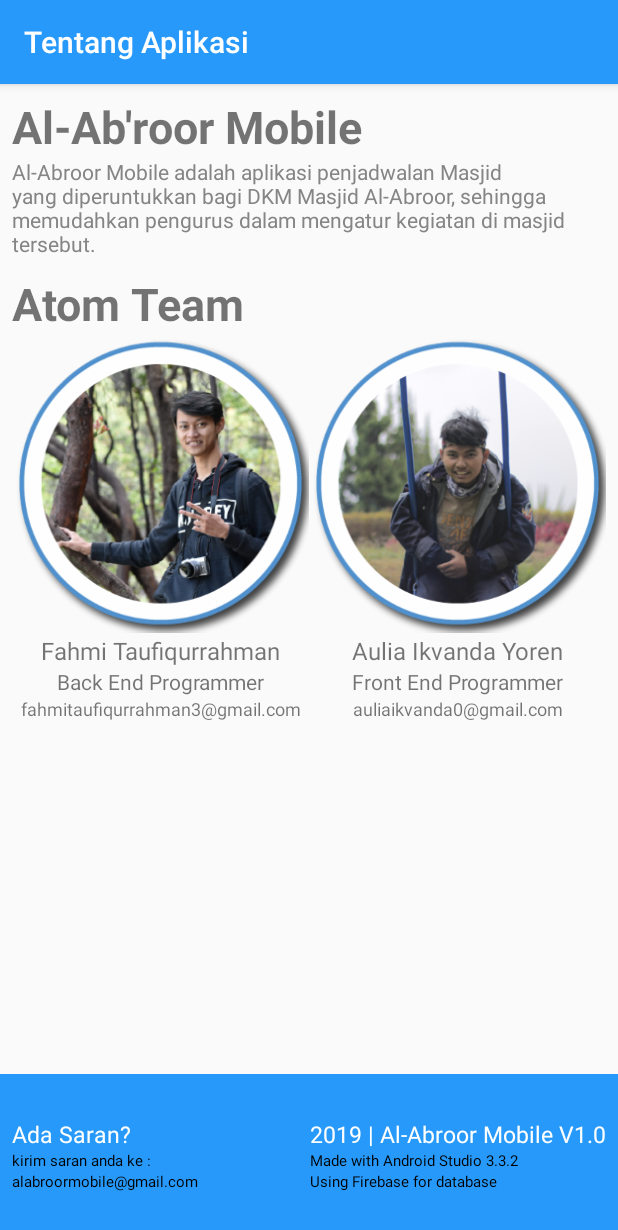
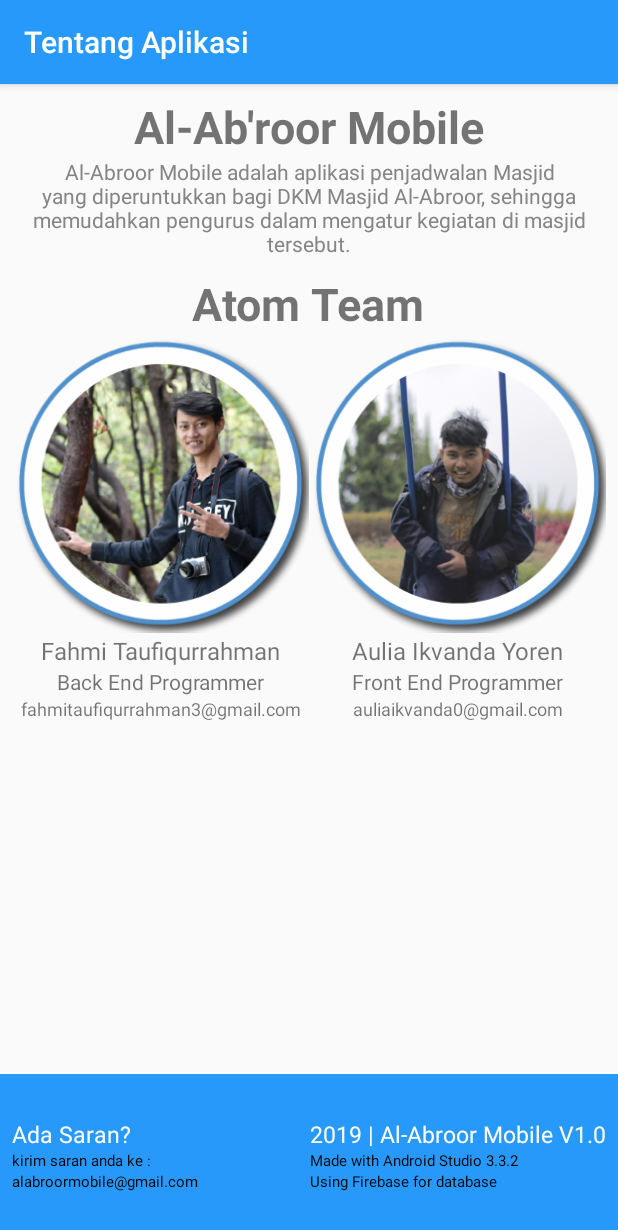
Before and after one commit to fahmitaufiqr/AlAbroorMobile, an Android app: the InfoActivity screen opened directly, with no data from a screen before it, on a phone screen of 412 x 824 dp. Shown: the top 1230 px of the screen. Run offline under Robolectric (Android 15) with nearby library versions, the phone set to English and light mode, and no system bars.

Commit message:
kegiatan activity hilang + rapikan info aplikasi

```diff
--- a/app/src/main/res/layout/activity_info.xml
+++ b/app/src/main/res/layout/activity_info.xml
@@ -28,14 +28,16 @@
                     android:layout_height="wrap_content"
                     android:text="Al-Ab'roor Mobile"
                     android:textSize="30sp"
-                    android:textStyle="bold" />
+                    android:textStyle="bold"
+                    android:layout_gravity="center_horizontal"/>
 
                 <TextView
                     android:layout_width="wrap_content"
                     android:layout_height="wrap_content"
                     android:text="@string/pengertian"
                     android:textColor="@color/warnaText2"
-                    android:textSize="14sp" />
+                    android:textSize="14sp"
+                    android:gravity="center_horizontal"/>
 
                 <TextView
                     android:layout_width="wrap_content"
@@ -43,7 +45,8 @@
                     android:layout_marginTop="10dp"
                     android:text="Atom Team"
                     android:textSize="30sp"
-                    android:textStyle="bold" />
+                    android:textStyle="bold"
+                    android:layout_gravity="center_horizontal"/>
 
                 <LinearLayout
                     android:layout_width="match_parent"
```
